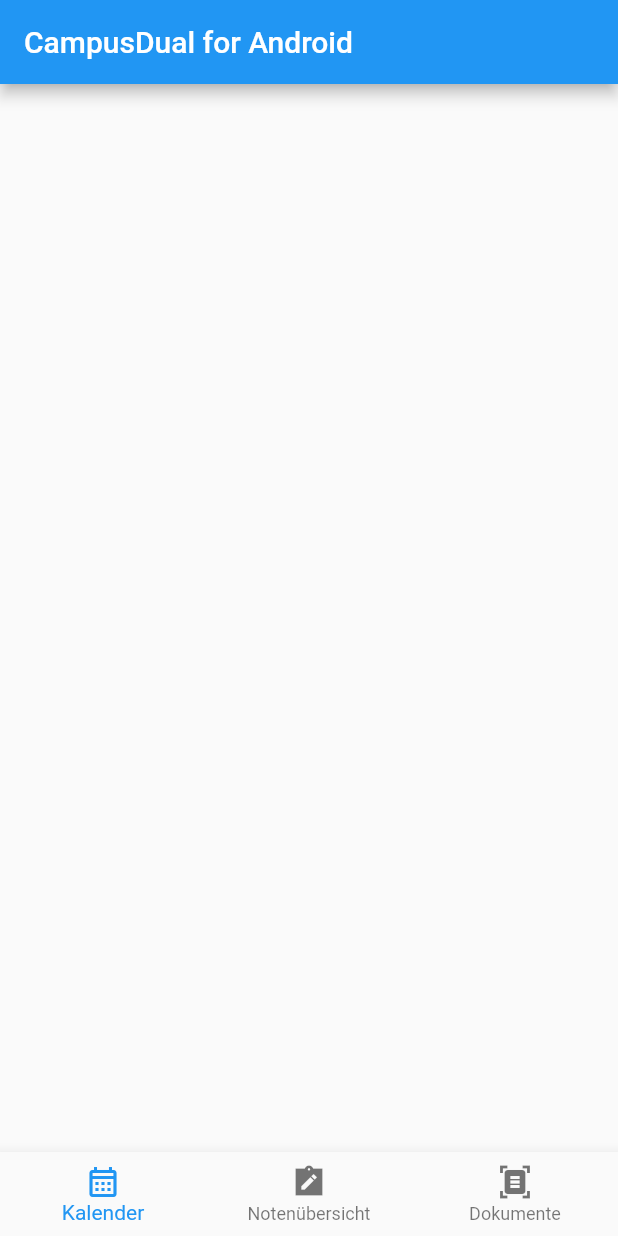
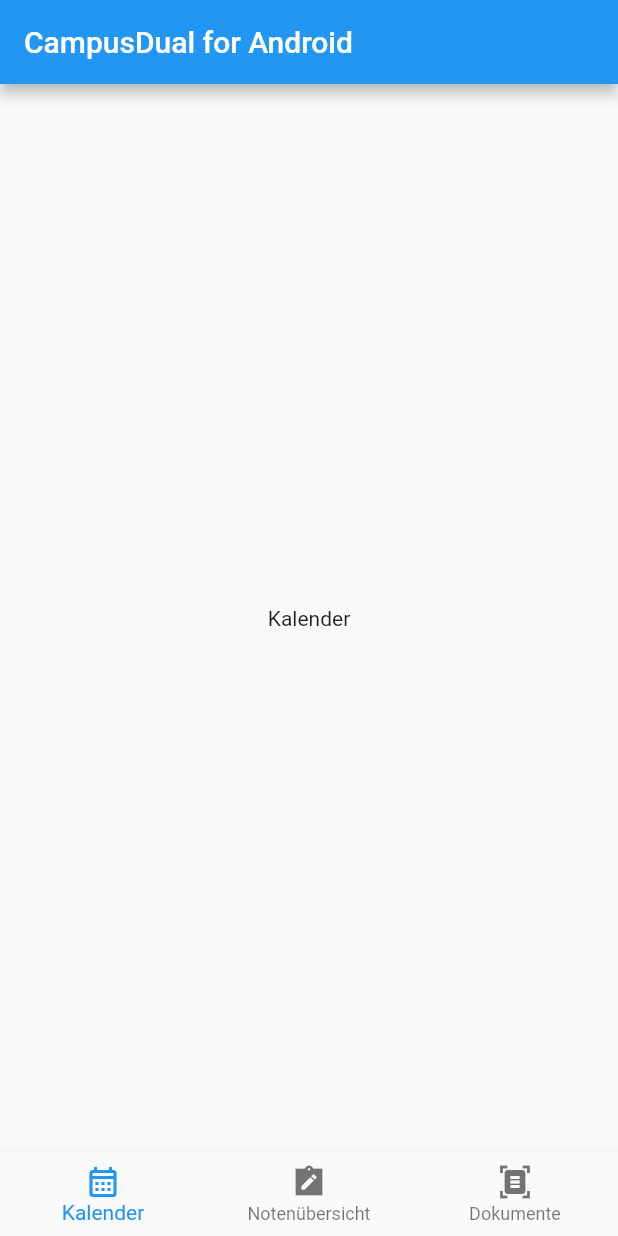
Before and after one commit to RedISeb/campusdual_for_android, a Flutter app: the screen it shows after launch, on a phone screen of 412 x 824 dp. Run offline on Flutter 3.47's test engine with Material 2 defaults, Android fonts, the phone set to English and light mode, and no system bars.

Commit message:
added mockup pages for calendar, grades and documents

```diff
--- a/lib/main.dart
+++ b/lib/main.dart
@@ -1,3 +1,6 @@
+import 'package:campusdual_for_android/page/calendar.dart';
+import 'package:campusdual_for_android/page/documents.dart';
+import 'package:campusdual_for_android/page/grades.dart';
 import 'package:flutter/material.dart';
 
 void main() {
@@ -29,8 +32,13 @@
 }
 
 class _MyHomePageState extends State<MyHomePage> {
+  int currentIndex = 0;
 
-  int currentIndex = 0;
+  final screens = [
+    CalendarPage(),
+    GradesPage(),
+    DocumentsPage(),
+  ];
 
   @override
   Widget build(BuildContext context) {
@@ -38,7 +46,7 @@
       appBar: AppBar(
         title: Text(widget.title),
       ),
-      body: Center(),
+      body: screens[currentIndex],
       bottomNavigationBar: BottomNavigationBar(
         currentIndex: currentIndex,
         onTap: (index) => setState(() {
@@ -46,18 +54,11 @@
         }),
         items: const [
           BottomNavigationBarItem(
-              icon: Icon(Icons.calendar_month_outlined),
-              label: 'Kalender',
-              backgroundColor: Colors.blueAccent),
+              icon: Icon(Icons.calendar_month_outlined), label: 'Kalender'),
           BottomNavigationBarItem(
-              icon: Icon(Icons.note_alt_sharp),
-              label: 'Notenübersicht',
-              backgroundColor: Colors.blueAccent),
+              icon: Icon(Icons.note_alt_sharp), label: 'Notenübersicht'),
           BottomNavigationBarItem(
-            icon: Icon(Icons.document_scanner),
-            label: 'Dokumente',
-            backgroundColor: Colors.blueAccent,
-          )
+              icon: Icon(Icons.document_scanner), label: 'Dokumente')
         ],
       ),
     );
--- /dev/null
+++ b/lib/page/calendar.dart
@@ -0,0 +1,12 @@
+import 'package:flutter/material.dart';
+
+class CalendarPage extends StatelessWidget{
+  @override
+  Widget build(BuildContext context) {
+    return Scaffold(
+      body: Center(
+        child: Text('Kalender'),
+      ),
+    );
+  }
+}
```
Also changed, not shown: lib/page/documents.dart (added, +12 -0 lines), lib/page/grades.dart (added, +12 -0 lines).
